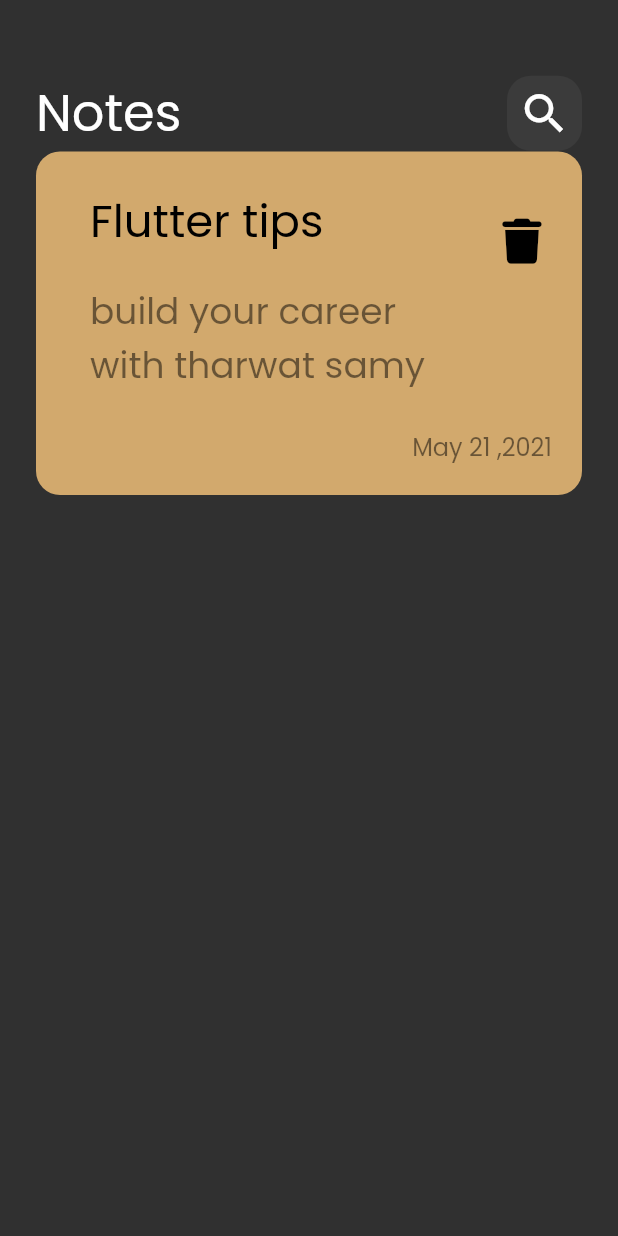
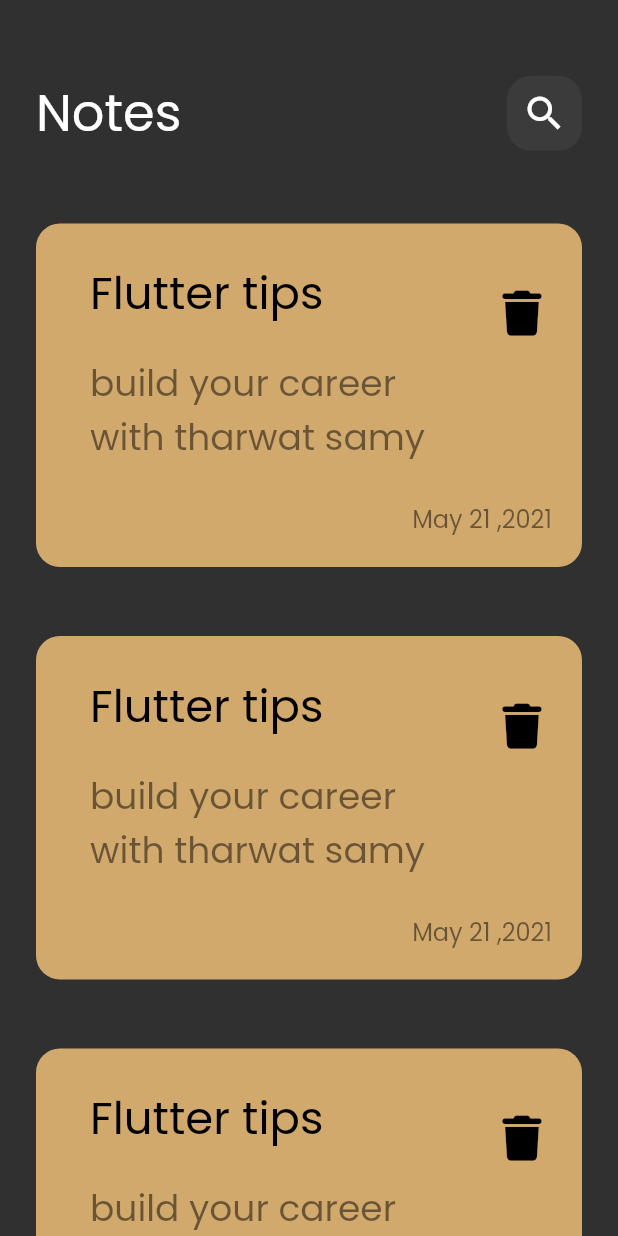
Before and after one commit to Mohamed-Elghzaly/note_app, a Flutter app: the screen it shows after launch, on a phone screen of 412 x 824 dp. Run offline on Flutter 3.47's test engine with Material 2 defaults, Android fonts, the phone set to English and light mode, and no system bars; our stand-ins replace font_awesome_flutter.

Commit message:
note list view

```diff
--- a/lib/views/notes_view.dart
+++ b/lib/views/notes_view.dart
@@ -7,12 +7,8 @@ class NotesView extends StatelessWidget {
 
   @override
   Widget build(BuildContext context) {
-    return Scaffold(
-      body: Column(
-        children: [
-          const NotesViewBody(),
-        ],
-      ),
+    return const Scaffold(
+      body: NotesViewBody(),
     );
   }
 }
--- a/lib/views/widgets/custom_app_bar.dart
+++ b/lib/views/widgets/custom_app_bar.dart
@@ -7,15 +7,20 @@ class CustomAppBar extends StatelessWidget {
 
   @override
   Widget build(BuildContext context) {
-    return Row(
-      children: const [
+    return Padding(
+      padding: const EdgeInsets.only(bottom: 40),
+      child: Row(
+        mainAxisAlignment: MainAxisAlignment.spaceBetween,
+        children: const [
           Text(
-          'Notes',
-          style: TextStyle(fontSize: 34),
-        ),
-         Spacer(),
-         CustomSearchIcon(),
-      ],
+            'Notes',
+            style: TextStyle(
+              fontSize: 34,
+            ),
+          ),
+          CustomSearchIcon(),
+        ],
+      ),
     );
   }
 }
--- a/lib/views/widgets/custom_note_item.dart
+++ b/lib/views/widgets/custom_note_item.dart
@@ -1,23 +1,22 @@
-
 import 'package:flutter/material.dart';
 import 'package:font_awesome_flutter/font_awesome_flutter.dart';
 
-class NoetItem extends StatelessWidget {
-  const NoetItem({super.key});
+class NoteItem extends StatelessWidget {
+  const NoteItem({super.key});
 
   @override
   Widget build(BuildContext context) {
     return Container(
-      padding: EdgeInsets.only(top: 20, bottom: 20, left: 20),
+      padding: const EdgeInsets.only(top: 20, bottom: 20, left: 20),
       decoration: BoxDecoration(
-        color: Color(0xffD2A96D),
+        color: const Color(0xffD2A96D),
         borderRadius: BorderRadius.circular(16),
       ),
       child: Column(
         crossAxisAlignment: CrossAxisAlignment.end,
         children: [
           ListTile(
-            title: Text(
+            title: const Text(
               'Flutter tips',
               style: TextStyle(color: Colors.black, fontSize: 30),
             ),
@@ -31,7 +30,7 @@ class NoetItem extends StatelessWidget {
             ),
             trailing: IconButton(
                 onPressed: () {},
-                icon: Icon(
+                icon: const Icon(
                   FontAwesomeIcons.trash,
                   color: Colors.black,
                   size: 30,
--- a/lib/views/widgets/custom_seach_icon.dart
+++ b/lib/views/widgets/custom_seach_icon.dart
@@ -11,10 +11,13 @@ class CustomSearchIcon extends StatelessWidget {
       decoration: BoxDecoration(
           color: Colors.white.withOpacity(.05),
           borderRadius: BorderRadius.circular(16)),
-      child: const Center(
-        child: Icon(
-          Icons.search,
-          size: 35,
+      child: Center(
+        child: IconButton(
+          onPressed: () {},
+          icon: const Icon(
+            Icons.search,
+            size: 30,
+          ),
         ),
       ),
     );
--- /dev/null
+++ b/lib/views/widgets/notes_list_view.dart
@@ -0,0 +1,20 @@
+import 'package:flutter/material.dart';
+
+import 'custom_note_item.dart';
+
+class NotesListView extends StatelessWidget {
+  const NotesListView({Key? key}) : super(key: key);
+
+  @override
+  Widget build(BuildContext context) {
+    return ListView.builder(itemBuilder: (context, index) {
+      return const Padding(
+        padding: EdgeInsets.symmetric(vertical: 8),
+        child: Padding(
+          padding: EdgeInsets.only(bottom: 30),
+          child: NoteItem(),
+        ),
+      );
+    });
+  }
+}
--- a/lib/views/widgets/notes_view_body.dart
+++ b/lib/views/widgets/notes_view_body.dart
@@ -3,6 +3,7 @@ import 'package:font_awesome_flutter/font_awesome_flutter.dart';
 
 import 'custom_app_bar.dart';
 import 'custom_note_item.dart';
+import 'notes_list_view.dart';
 
 class NotesViewBody extends StatelessWidget {
   const NotesViewBody({super.key});
@@ -17,7 +18,9 @@ class NotesViewBody extends StatelessWidget {
             height: 50,
           ),
           CustomAppBar(),
-          NoetItem(),
+          Expanded(
+            child: NotesListView(),
+          ),
         ],
       ),
     );
```
Also changed, not shown: 1 other file.
